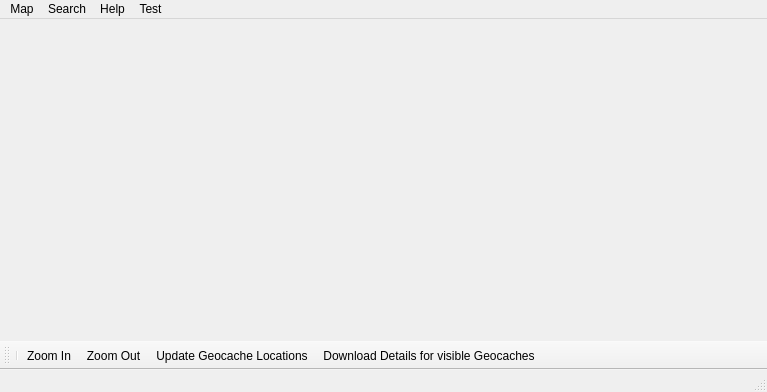
Old version of the form files/qt/MainWindow.ui in the repository danielfett/advancedcaching.
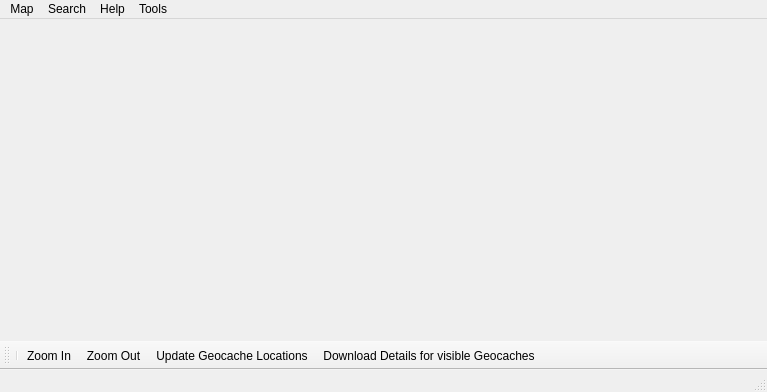
New version of the form. Icons and pictures are not drawn.

```diff
--- a/files/qt/MainWindow.ui
+++ b/files/qt/MainWindow.ui
@@ -75,7 +75,7 @@
    </widget>
    <widget class="QMenu" name="menuTest">
     <property name="title">
-     <string>Test</string>
+     <string>Tools</string>
     </property>
     <addaction name="actionBlub"/>
     <addaction name="separator"/>
```
Left out of the diff: 24 changed lines with no effect on the pictures.
